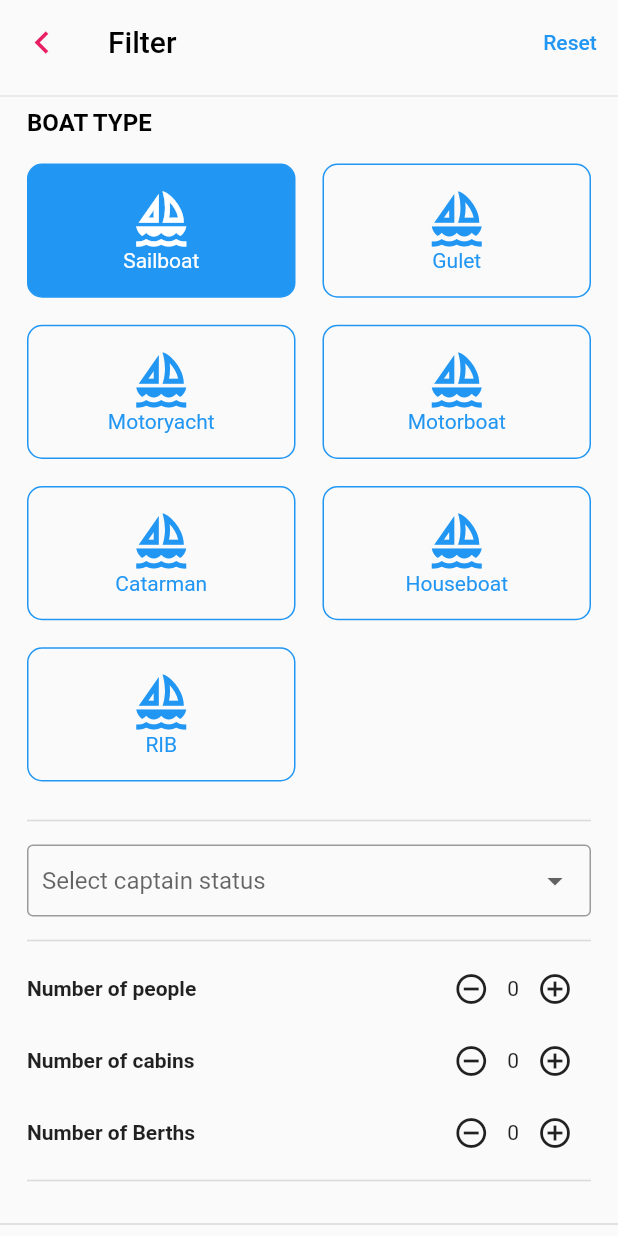
After one commit to kinstugi/yacht-mobile-app, a Flutter app: the FilterSearchPage screen opened by its route, on a phone screen of 412 x 824 dp. The commit adds this screen. Run offline on Flutter 3.47's test engine with Material 2 defaults, Android fonts, the phone set to English and light mode, and no system bars; our stand-ins replace flutter_rating_bar, flutter_riverpod, font_awesome_flutter.

Commit message:
almost done

```diff
--- a/lib/main.dart
+++ b/lib/main.dart
@@ -2,6 +2,7 @@ import 'package:flutter/material.dart';
 import 'package:flutter_riverpod/flutter_riverpod.dart';
 import 'package:yachtmob/pages/change_password_page.dart';
 import 'package:yachtmob/pages/edit_profile_page.dart';
+import 'package:yachtmob/pages/listing_page.dart';
 import 'package:yachtmob/pages/message_detail_page.dart';
 import 'package:yachtmob/pages/sailing_cv_page.dart';
 import 'package:yachtmob/pages/signup_pages/sign_up_page_phone.dart';
@@ -12,6 +13,7 @@ import './pages/signup_pages/sign_up_page_email.dart';
 import './pages/signup_pages/sign_up_page_password.dart';
 import './pages/login_page.dart';
 import './pages/signup_pages/verification_page.dart';
+import './pages/filter_search_page.dart';
 import 'pages/root_page.dart';
 
 void main() {
@@ -41,7 +43,9 @@ class MyApp extends StatelessWidget {
         MessageDetailPage.tag: (ctx) => const MessageDetailPage(),
         EditProfilePage.tag: (ctx) => const EditProfilePage(),
         ChangePasswordPage.tag: (ctx) => const ChangePasswordPage(),
-        SailingCVPage.tag: (ctx) => const SailingCVPage()
+        SailingCVPage.tag: (ctx) => const SailingCVPage(),
+        FilterSearchPage.tag: (ctx) => const FilterSearchPage(),
+        ListingsPage.tag: (ctx) => const ListingsPage(),
       },
     );
   }
--- /dev/null
+++ b/lib/pages/filter_search_page.dart
@@ -0,0 +1,132 @@
+import 'package:flutter/material.dart';
+import 'package:yachtmob/constants/ui_constants.dart';
+import 'package:yachtmob/widgets/boat_type_filter_tile.dart';
+import 'package:yachtmob/widgets/form_label_widget.dart';
+
+class FilterSearchPage extends StatelessWidget {
+  static const String tag = '/filter-search-page';
+  const FilterSearchPage({Key? key}) : super(key: key);
+
+  @override
+  Widget build(BuildContext context) {
+    return Scaffold(
+      appBar: AppBar(
+        elevation: 0,
+        backgroundColor: Colors.transparent,
+        leading: IconButton(
+          onPressed: () => Navigator.of(context).pop(),
+          icon: const Icon(Icons.chevron_left, color: Colors.pink, size: 30),
+        ),
+        title: const Text('Filter', style: TextStyle(color: Colors.black)),
+        actions: [TextButton(onPressed: () {}, child: const Text('Reset'))],
+      ),
+      body: SafeArea(
+        child: Column(
+          children: [
+            const Divider(),
+            Expanded(
+              child: Padding(
+                padding: const EdgeInsets.only(
+                  left: 18.0,
+                  right: 18.0,
+                  bottom: 10,
+                ),
+                child: SingleChildScrollView(
+                  child: Column(
+                    children: [
+                      const FormLabelWidget(label: 'BOAT TYPE'),
+                      const SizedBox(height: 18),
+                      const BoatTypeFilterGridWidget(
+                        items: [
+                          'Sailboat',
+                          'Gulet',
+                          'Motoryacht',
+                          'Motorboat',
+                          'Catarman',
+                          'Houseboat',
+                          'RIB'
+                        ],
+                      ),
+                      const SizedBox(height: 18),
+                      const Divider(thickness: 1.1),
+                      const SizedBox(height: 8),
+                      DropdownButtonFormField(
+                        decoration: const InputDecoration(
+                          border: OutlineInputBorder(),
+                          contentPadding: authInputFieldsContentPadding,
+                        ),
+                        hint: const Text('Select captain status'),
+                        items: const [
+                          DropdownMenuItem(
+                            child: Text('With or Without Captain'),
+                            value: 'with or without captain',
+                          ),
+                          DropdownMenuItem(
+                            child: Text('With Captain'),
+                            value: 'with captain',
+                          ),
+                          DropdownMenuItem(
+                            child: Text('Without Captain'),
+                            value: 'without captain',
+                          )
+                        ],
+                        onChanged: (val) {},
+                      ),
+                      const SizedBox(height: 8),
+                      const Divider(thickness: 1.1),
+                      _buildLabelNumSelector(label: 'Number of people'),
+                      _buildLabelNumSelector(label: 'Number of cabins'),
+                      _buildLabelNumSelector(label: 'Number of Berths'),
+                      const Divider(thickness: 1.1),
+                      _buildSlider(label: 'Length', trailing: '0 - 30 m +'),
+                      const Divider(thickness: 1.1),
+                      _buildSlider(label: 'Price', trailing: '0 - ₺1000 +')
+                    ],
+                  ),
+                ),
+              ),
+            ),
+            const Divider(thickness: 1.1),
+          ],
+        ),
+      ),
+    );
+  }
+
+  _buildLabelNumSelector({required String label}) {
+    return Row(
+      children: [
+        Expanded(
+          child: Text(
+            label,
+            style: const TextStyle(fontWeight: FontWeight.bold),
+          ),
+        ),
+        IconButton(
+          onPressed: () {},
+          icon: const Icon(Icons.remove_circle_outline),
+        ),
+        const Text('0'),
+        IconButton(
+          onPressed: () {},
+          icon: const Icon(Icons.add_circle_outline),
+        ),
+      ],
+    );
+  }
+
+  _buildSlider({required String label, required String trailing}) {
+    return Column(
+      children: [
+        Row(
+          children: [Expanded(child: Text(label)), Text(trailing)],
+        ),
+        RangeSlider(
+          max: 100,
+          values: const RangeValues(0, 100),
+          onChanged: (val) {},
+        )
+      ],
+    );
+  }
+}
--- /dev/null
+++ b/lib/widgets/boat_type_filter_tile.dart
@@ -0,0 +1,64 @@
+import 'package:flutter/material.dart';
+
+class BoatTypeSelectionTile extends StatelessWidget {
+  final bool isActive;
+  final String label;
+  // final VoidCallback onTap;
+  const BoatTypeSelectionTile({
+    Key? key,
+    required this.isActive,
+    required this.label,
+  }) : super(key: key);
+
+  @override
+  Widget build(BuildContext context) {
+    return Container(
+      height: 80,
+      width: double.infinity,
+      decoration: BoxDecoration(
+        border: Border.all(color: Colors.blue),
+        color: isActive ? Colors.blue : Colors.transparent,
+        borderRadius: BorderRadius.circular(10),
+      ),
+      child: Column(
+        mainAxisAlignment: MainAxisAlignment.center,
+        children: [
+          Icon(
+            Icons.sailing_outlined,
+            size: 40,
+            color: isActive ? Colors.white : Colors.blue,
+          ),
+          Text(
+            label,
+            style: TextStyle(color: isActive ? Colors.white : Colors.blue),
+          ),
+        ],
+      ),
+    );
+  }
+}
+
+class BoatTypeFilterGridWidget extends StatelessWidget {
+  final List<String> items;
+  const BoatTypeFilterGridWidget({Key? key, required this.items})
+      : super(key: key);
+
+  @override
+  Widget build(BuildContext context) {
+    return GridView.builder(
+      shrinkWrap: true,
+      physics: const NeverScrollableScrollPhysics(),
+      gridDelegate: const SliverGridDelegateWithFixedCrossAxisCount(
+        crossAxisCount: 2,
+        mainAxisSpacing: 18,
+        crossAxisSpacing: 18,
+        childAspectRatio: 2,
+      ),
+      itemBuilder: (ctx, i) => BoatTypeSelectionTile(
+        isActive: i == 0,
+        label: items[i],
+      ),
+      itemCount: items.length,
+    );
+  }
+}
```
Also changed, not shown: lib/pages/listing_page.dart (added, +66 -0 lines), lib/pages/main_tabs/profile_tab.dart (renamed from lib/pages/tabs/profile_tab.dart, +35 -9 lines), lib/pages/root_page.dart (+4 -4 lines), lib/widgets/custom_search_and_filter_appbar.dart (+27 -15 lines), lib/pages/main_tabs/favorites_tab.dart (renamed from lib/pages/tabs/favorites_tab.dart), lib/pages/main_tabs/messages_tab.dart (renamed from lib/pages/tabs/messages_tab.dart), lib/pages/main_tabs/search_tab.dart (renamed from lib/pages/tabs/search_tab.dart).
